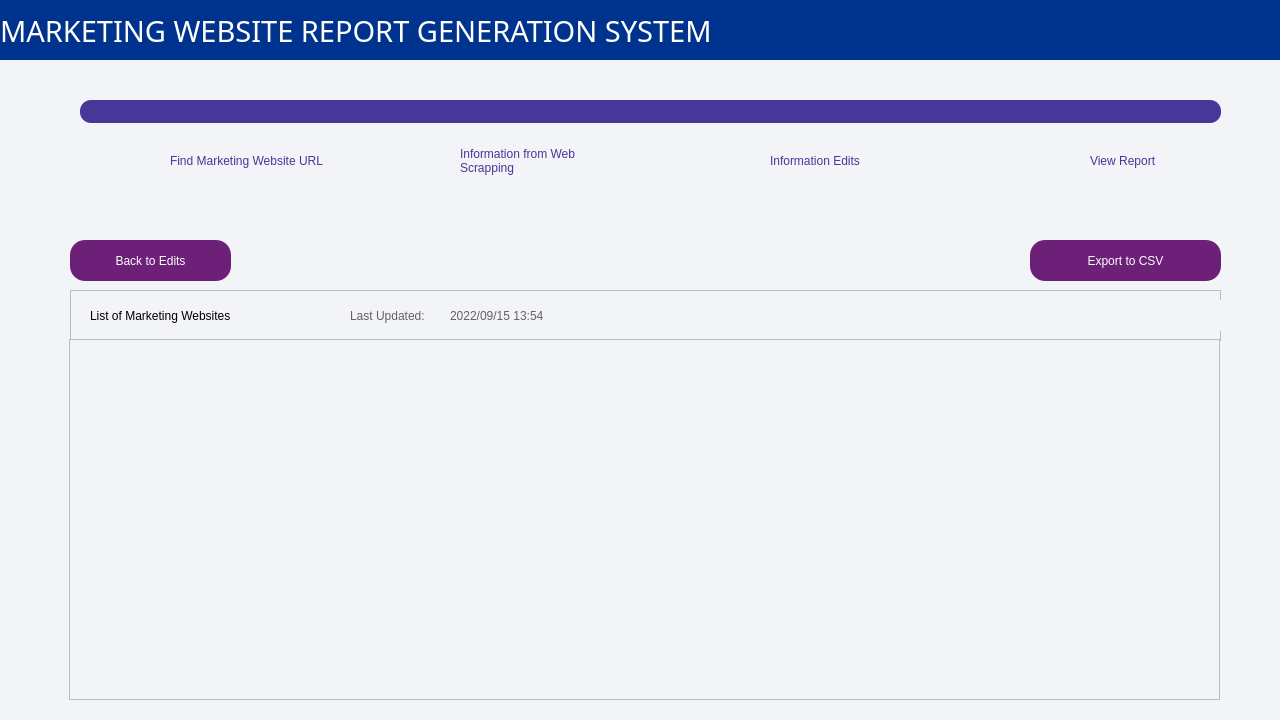
Qt form MainPageUI.ui (hayleywhsham/ISOM4400_FYP) before a commit.
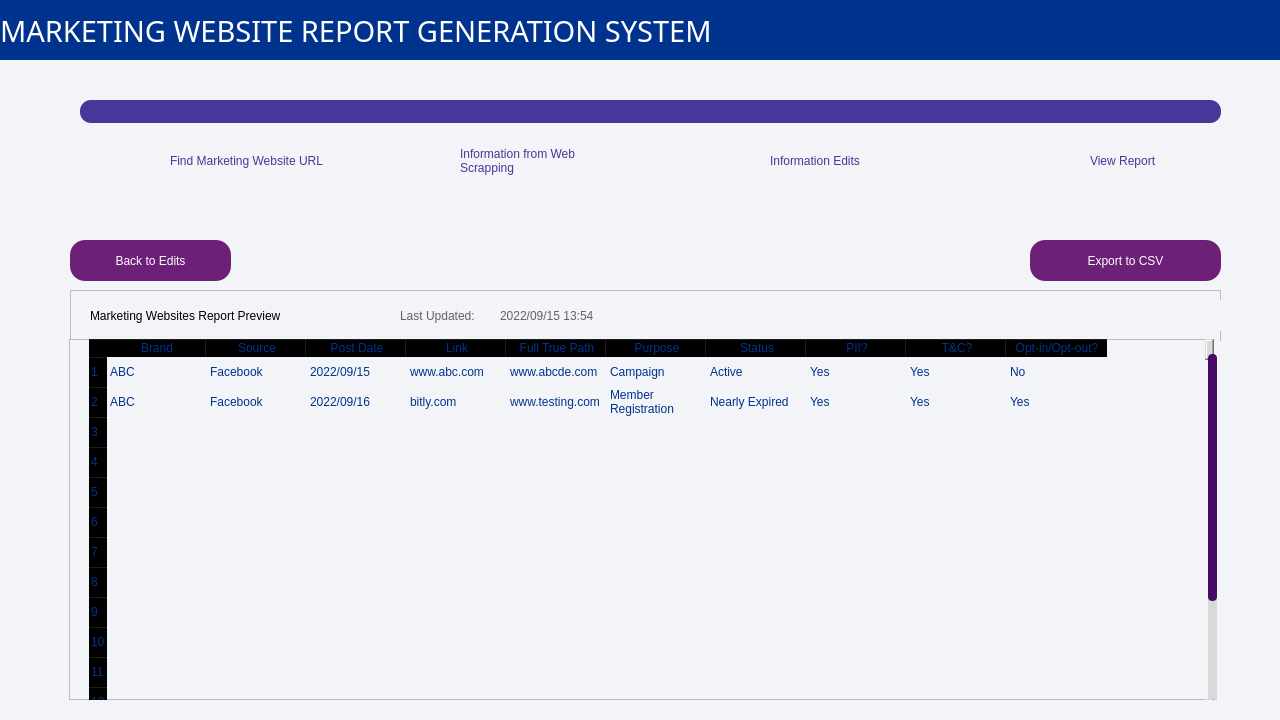
The same form after that commit. The open tabs and pages were chosen to show the change. Icons and pictures are not drawn.

```diff
--- a/MainPageUI.ui
+++ b/MainPageUI.ui
@@ -3378,7 +3378,7 @@
          <rect>
           <x>20</x>
           <y>10</y>
-          <width>231</width>
+          <width>301</width>
           <height>31</height>
          </rect>
         </property>
@@ -3386,13 +3386,13 @@
          <string notr="true">font: 87 10pt &quot;Arial Black&quot;;</string>
         </property>
         <property name="text">
-         <string>List of Marketing Websites</string>
+         <string>Marketing Websites Report Preview</string>
         </property>
        </widget>
        <widget class="QLabel" name="lbl_report_page_last_updated">
         <property name="geometry">
          <rect>
-          <x>280</x>
+          <x>330</x>
           <y>10</y>
           <width>101</width>
           <height>31</height>
@@ -3409,9 +3409,9 @@
        <widget class="QLabel" name="lbl_report_page_last_updated_datetime">
         <property name="geometry">
          <rect>
-          <x>380</x>
+          <x>430</x>
           <y>10</y>
-          <width>771</width>
+          <width>721</width>
           <height>31</height>
          </rect>
         </property>
@@ -3471,6 +3471,411 @@
        <property name="frameShadow">
         <enum>QFrame::Raised</enum>
        </property>
+       <widget class="QTableWidget" name="table_report_page_report">
+        <property name="geometry">
+         <rect>
+          <x>20</x>
+          <y>0</y>
+          <width>1131</width>
+          <height>411</height>
+         </rect>
+        </property>
+        <property name="styleSheet">
+         <string notr="true">QTableWidget{color: rgb(0, 51, 141);}
+QAbstractItemView{background-color: transparent;}
+QTableCornerButton::section{background-color:transparent;}
+
+
+QHeaderView::section
+{
+	qproperty-defaultAlignment: AlignHCenter AlignVCenter;
+	color: rgb(0, 51, 141);
+	background-color: transparent;
+	font: 87 12pt &quot;Arial Black&quot;;
+	border-bottom: 1px solid rgb(98, 98, 98);
+}
+
+
+
+
+
+/*Scroll Bar*/
+QScrollBar:vertical
+{
+	background-color: rgb(217, 217, 217); /*Grey*/
+	width: 15px;
+	margin: 15px 3px 15px 3px;
+	border-radius: 4px;
+    }
+
+QScrollBar::handle:vertical
+{
+	background-color: rgb(71, 10, 104); /*KPMG Purple*/
+	min-height: 5px;
+	border-radius: 4px;
+}
+
+QScrollBar::sub-line:vertical
+{
+	margin: 3px 0px 3px 0px;
+	border-image: url(:/qss_icons/rc/up_arrow_disabled.png);
+	height: 10px;
+	width: 10px;
+	subcontrol-position: top;
+	subcontrol-origin: margin;
+}
+
+QScrollBar::add-line:vertical
+{
+	margin: 3px 0px 3px 0px;
+	border-image: url(:/qss_icons/rc/down_arrow_disabled.png);
+	height: 10px;
+	width: 10px;
+	subcontrol-position: bottom;
+	subcontrol-origin: margin;
+}
+
+QScrollBar::sub-line:vertical:hover,QScrollBar::sub-line:vertical:on
+{
+	border-image: url(:/qss_icons/rc/up_arrow.png);
+	height: 10px;
+	width: 10px;
+	subcontrol-position: top;
+	subcontrol-origin: margin;
+}
+
+QScrollBar::add-line:vertical:hover, QScrollBar::add-line:vertical:on
+{
+	border-image: url(:/qss_icons/rc/down_arrow.png);
+	height: 10px;
+	width: 10px;
+	subcontrol-position: bottom;
+	subcontrol-origin: margin;
+}
+
+QScrollBar::up-arrow:vertical, QScrollBar::down-arrow:vertical
+{
+	background: none;
+}
+
+QScrollBar::add-page:vertical, QScrollBar::sub-page:vertical
+{
+	background: none;
+}</string>
+        </property>
+        <property name="frameShape">
+         <enum>QFrame::NoFrame</enum>
+        </property>
+        <property name="frameShadow">
+         <enum>QFrame::Plain</enum>
+        </property>
+        <property name="lineWidth">
+         <number>0</number>
+        </property>
+        <property name="sizeAdjustPolicy">
+         <enum>QAbstractScrollArea::AdjustIgnored</enum>
+        </property>
+        <property name="selectionMode">
+         <enum>QAbstractItemView::MultiSelection</enum>
+        </property>
+        <property name="selectionBehavior">
+         <enum>QAbstractItemView::SelectRows</enum>
+        </property>
+        <property name="showGrid">
+         <bool>false</bool>
+        </property>
+        <property name="gridStyle">
+         <enum>Qt::DotLine</enum>
+        </property>
+        <property name="sortingEnabled">
+         <bool>false</bool>
+        </property>
+        <attribute name="horizontalHeaderVisible">
+         <bool>true</bool>
+        </attribute>
+        <attribute name="horizontalHeaderCascadingSectionResizes">
+         <bool>true</bool>
+        </attribute>
+        <attribute name="horizontalHeaderHighlightSections">
+         <bool>true</bool>
+        </attribute>
+        <attribute name="horizontalHeaderShowSortIndicator" stdset="0">
+         <bool>true</bool>
+        </attribute>
+        <attribute name="horizontalHeaderStretchLastSection">
+         <bool>false</bool>
+        </attribute>
+        <attribute name="verticalHeaderVisible">
+         <bool>true</bool>
+        </attribute>
+        <attribute name="verticalHeaderCascadingSectionResizes">
+         <bool>false</bool>
+        </attribute>
+        <row>
+         <property name="text">
+          <string>1</string>
+         </property>
+        </row>
+        <row>
+         <property name="text">
+          <string>2</string>
+         </property>
+        </row>
+        <row>
+         <property name="text">
+          <string>3</string>
+         </property>
+        </row>
+        <row>
+         <property name="text">
+          <string>4</string>
+         </property>
+        </row>
+        <row>
+         <property name="text">
+          <string>5</string>
+         </property>
+        </row>
+        <row>
+         <property name="text">
+          <string>6</string>
+         </property>
+        </row>
+        <row>
+         <property name="text">
+          <string>7</string>
+         </property>
+        </row>
+        <row>
+         <property name="text">
+          <string>8</string>
+         </property>
+        </row>
+        <row>
+         <property name="text">
+          <string>9</string>
+         </property>
+        </row>
+        <row>
+         <property name="text">
+          <string>10</string>
+         </property>
+        </row>
+        <row>
+         <property name="text">
+          <string>11</string>
+         </property>
+        </row>
+        <row>
+         <property name="text">
+          <string>12</string>
+         </property>
+        </row>
+        <row>
+         <property name="text">
+          <string>13</string>
+         </property>
+        </row>
+        <row>
+         <property name="text">
+          <string>14</string>
+         </property>
+        </row>
+        <row>
+         <property name="text">
+          <string>15</string>
+         </property>
+        </row>
+        <row>
+         <property name="text">
+          <string>16</string>
+         </property>
+        </row>
+        <row>
+         <property name="text">
+          <string>17</string>
+         </property>
+        </row>
+        <row>
+         <property name="text">
+          <string>18</string>
+         </property>
+        </row>
+        <row>
+         <property name="text">
+          <string>19</string>
+         </property>
+        </row>
+        <row>
+         <property name="text">
+          <string>20</string>
+         </property>
+        </row>
+        <column>
+         <property name="text">
+          <string>Brand</string>
+         </property>
+         <property name="background">
+          <color>
+           <red>255</red>
+           <green>255</green>
+           <blue>255</blue>
+          </color>
+         </property>
+        </column>
+        <column>
+         <property name="text">
+          <string>Source</string>
+         </property>
+        </column>
+        <column>
+         <property name="text">
+          <string>Post Date</string>
+         </property>
+        </column>
+        <column>
+         <property name="text">
+          <string>Link</string>
+         </property>
+         <property name="background">
+          <color>
+           <red>255</red>
+           <green>255</green>
+           <blue>255</blue>
+          </color>
+         </property>
+        </column>
+        <column>
+         <property name="text">
+          <string>Full True Path</string>
+         </property>
+        </column>
+        <column>
+         <property name="text">
+          <string>Purpose</string>
+         </property>
+        </column>
+        <column>
+         <property name="text">
+          <string>Status</string>
+         </property>
+        </column>
+        <column>
+         <property name="text">
+          <string>PII?</string>
+         </property>
+        </column>
+        <column>
+         <property name="text">
+          <string>T&amp;C?</string>
+         </property>
+        </column>
+        <column>
+         <property name="text">
+          <string>Opt-in/Opt-out?</string>
+         </property>
+        </column>
+        <item row="0" column="0">
+         <property name="text">
+          <string>ABC</string>
+         </property>
+        </item>
+        <item row="0" column="1">
+         <property name="text">
+          <string>Facebook</string>
+         </property>
+        </item>
+        <item row="0" column="2">
+         <property name="text">
+          <string>2022/09/15</string>
+         </property>
+        </item>
+        <item row="0" column="3">
+         <property name="text">
+          <string>www.abc.com</string>
+         </property>
+        </item>
+        <item row="0" column="4">
+         <property name="text">
+          <string>www.abcde.com</string>
+         </property>
+        </item>
+        <item row="0" column="5">
+         <property name="text">
+          <string>Campaign</string>
+         </property>
+        </item>
+        <item row="0" column="6">
+         <property name="text">
+          <string>Active</string>
+         </property>
+        </item>
+        <item row="0" column="7">
+         <property name="text">
+          <string>Yes</string>
+         </property>
+        </item>
+        <item row="0" column="8">
+         <property name="text">
+          <string>Yes</string>
+         </property>
+        </item>
+        <item row="0" column="9">
+         <property name="text">
+          <string>No</string>
+         </property>
+        </item>
+        <item row="1" column="0">
+         <property name="text">
+          <string>ABC</string>
+         </property>
+        </item>
+        <item row="1" column="1">
+         <property name="text">
+          <string>Facebook</string>
+         </property>
+        </item>
+        <item row="1" column="2">
+         <property name="text">
+          <string>2022/09/16</string>
+         </property>
+        </item>
+        <item row="1" column="3">
+         <property name="text">
+          <string>bitly.com</string>
+         </property>
+        </item>
+        <item row="1" column="4">
+         <property name="text">
+          <string>www.testing.com</string>
+         </property>
+        </item>
+        <item row="1" column="5">
+         <property name="text">
+          <string>Member Registration</string>
+         </property>
+        </item>
+        <item row="1" column="6">
+         <property name="text">
+          <string>Nearly Expired</string>
+         </property>
+        </item>
+        <item row="1" column="7">
+         <property name="text">
+          <string>Yes</string>
+         </property>
+        </item>
+        <item row="1" column="8">
+         <property name="text">
+          <string>Yes</string>
+         </property>
+        </item>
+        <item row="1" column="9">
+         <property name="text">
+          <string>Yes</string>
+         </property>
+        </item>
+       </widget>
       </widget>
       <widget class="QPushButton" name="button_report_page_back_edits">
        <property name="geometry">
```
Left out of the diff: 6 changed lines with no effect on the pictures.
